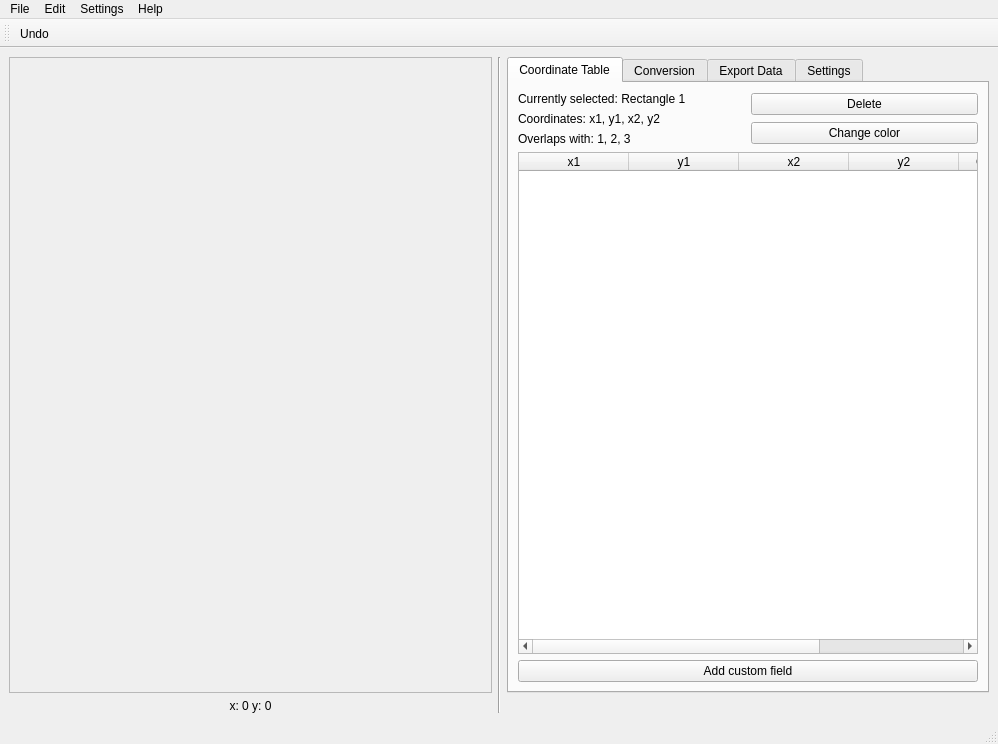
The window that src/main/resources/base/rectmap.ui (lgactna/RectangleMappingTool) describes before a commit, drawn with Qt 5.
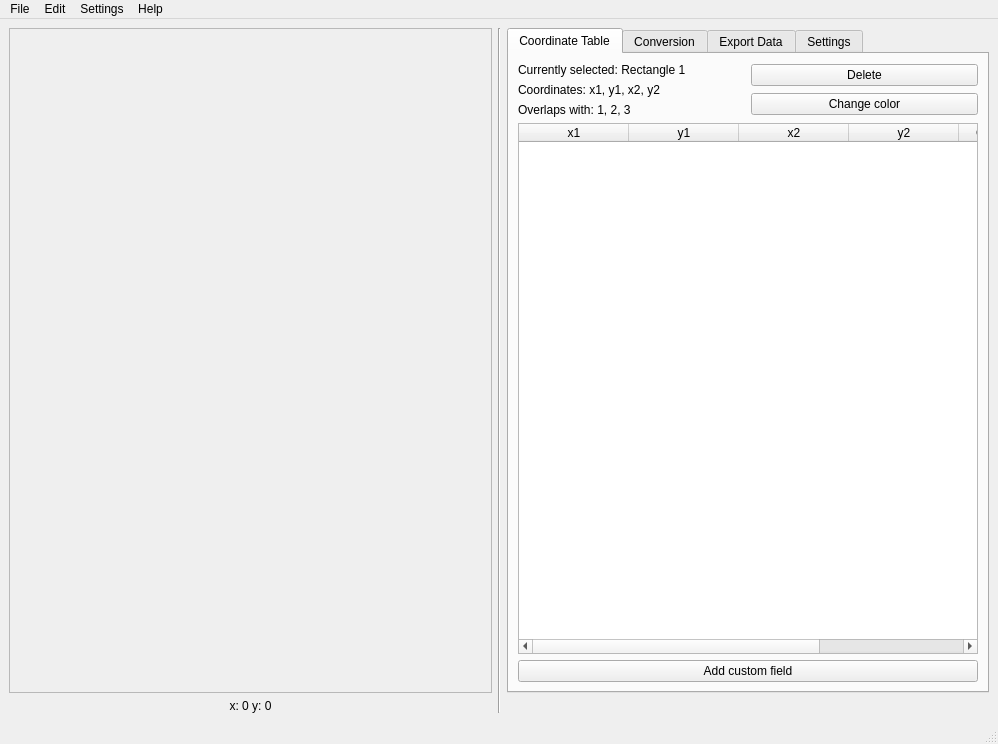
The same window after the commit. The open tabs and pages were chosen to show the change.

What changed in the file:
```diff
--- a/src/main/resources/base/rectmap.ui
+++ b/src/main/resources/base/rectmap.ui
@@ -29,7 +29,7 @@
          <x>0</x>
          <y>0</y>
          <width>478</width>
-         <height>620</height>
+         <height>646</height>
         </rect>
        </property>
       </widget>
@@ -1000,18 +1000,6 @@
    <addaction name="menuHelp"/>
   </widget>
   <widget class="QStatusBar" name="statusbar"/>
-  <widget class="QToolBar" name="toolBar">
-   <property name="windowTitle">
-    <string>toolBar</string>
-   </property>
-   <attribute name="toolBarArea">
-    <enum>TopToolBarArea</enum>
-   </attribute>
-   <attribute name="toolBarBreak">
-    <bool>false</bool>
-   </attribute>
-   <addaction name="actionUndo_toolbar"/>
-  </widget>
   <action name="actionUndo_toolbar">
    <property name="text">
     <string>Undo</string>
```
Left out of the diff: 9 changed lines with no effect on the pictures.
